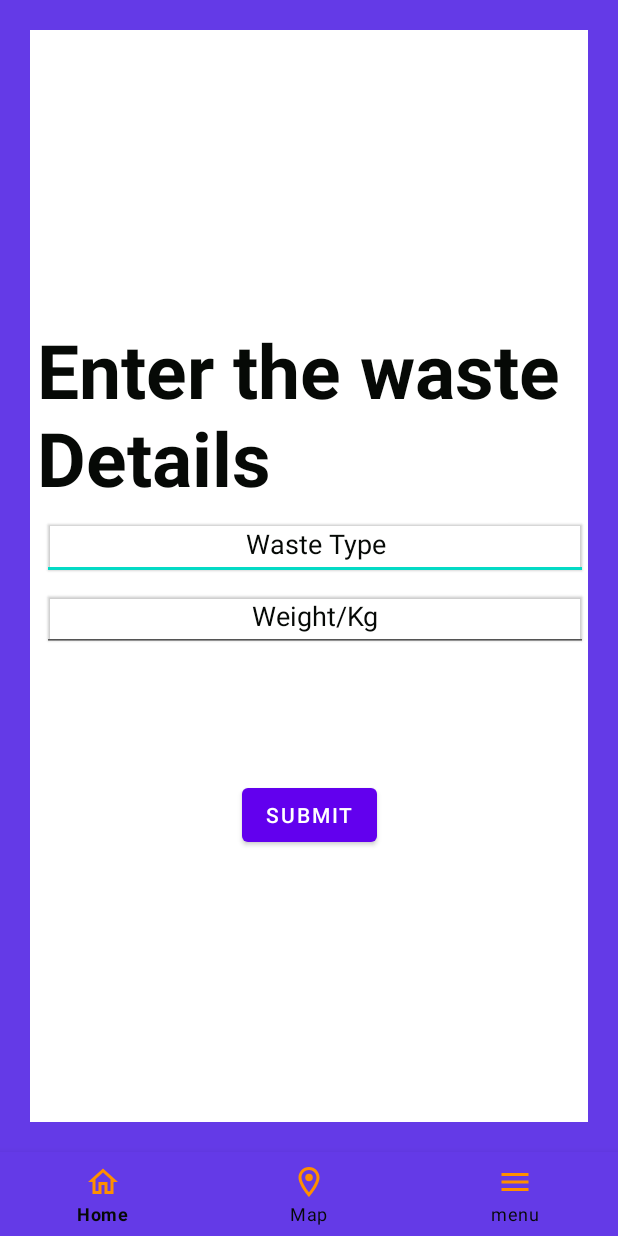
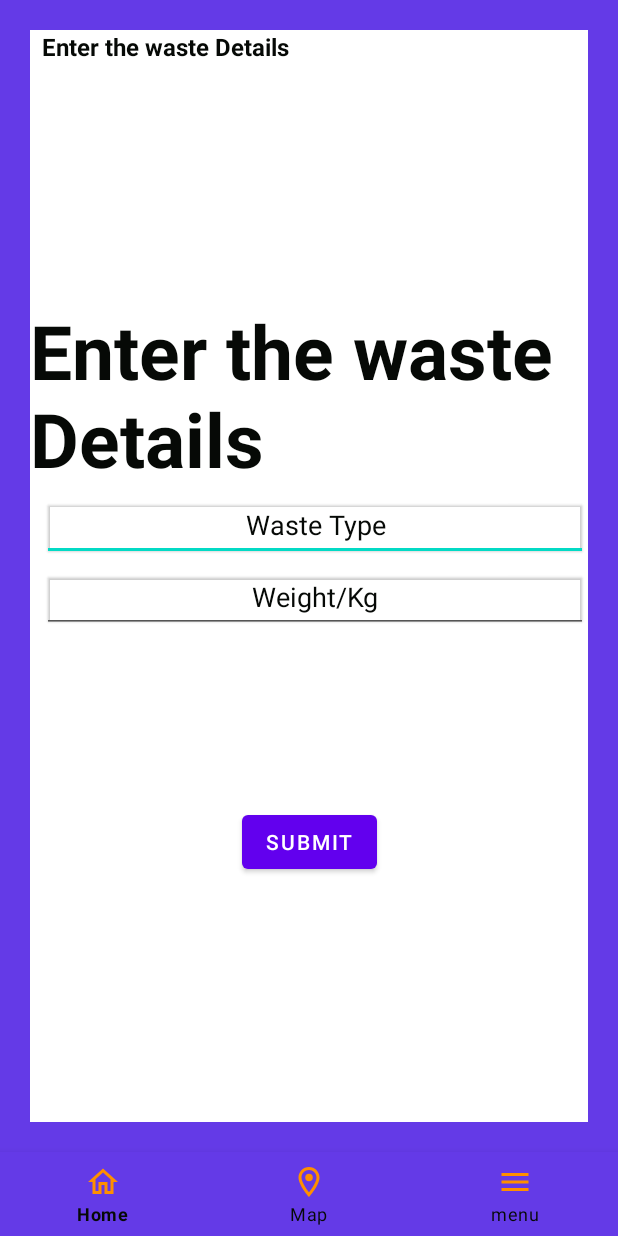
Before and after one commit to AnkushChauhan-10/Waste_Management, an Android app: the mainScreen screen opened directly, with no data from a screen before it, on a phone screen of 412 x 824 dp. Run offline under Robolectric (Android 15) with nearby library versions, the phone set to English and light mode, and no system bars; our stand-ins replace Firebase (no records; nobody signed in at launch, a user with empty details on screens opened directly); 1 statement that could not run was skipped.

Commit message:
commit 15

```diff
--- a/app/src/main/java/com/example/wastemanagement/SingUpActivity.kt
+++ b/app/src/main/java/com/example/wastemanagement/SingUpActivity.kt
@@ -46,7 +46,8 @@ class SingUpActivity : AppCompatActivity() {
                                 "phone_no" to phone_no,
                                 "address" to address,
                                 "email" to email,
-                                "password" to password
+                                "password" to password,
+                                "point" to 0
                             )
                             db = Firebase.firestore
                             db.collection("users")
--- a/app/src/main/java/com/example/wastemanagement/boardActivity.kt
+++ b/app/src/main/java/com/example/wastemanagement/boardActivity.kt
@@ -182,7 +182,6 @@ class boardActivity : AppCompatActivity(),OnMapReadyCallback {
     }
 
     private fun setMarks(){
-        var array = arrayListOf<Location>()
         dataBaseReference =
             FirebaseDatabase.getInstance("https://waste-b6bcb-default-rtdb.asia-southeast1.firebasedatabase.app/")
                 .getReference("usersLocation")
@@ -195,7 +194,8 @@ class boardActivity : AppCompatActivity(),OnMapReadyCallback {
                             var lat = l.latitude.toString()
                             var lng = l.longitude.toString()
                             var marker = LatLng(lat.toDouble(),lng.toDouble())
-                            var mar=MarkerOptions().position(marker).title("Truck")
+                            var title = userSnapshot.key.toString()
+                            var mar=MarkerOptions().position(marker).title(title)
                             mMap.addMarker(mar)
                             mMap.animateCamera(CameraUpdateFactory.newLatLngZoom(marker,15f))
                         }
--- a/app/src/main/java/com/example/wastemanagement/userLocation.kt
+++ b/app/src/main/java/com/example/wastemanagement/userLocation.kt
@@ -1,3 +1,3 @@
 package com.example.wastemanagement
 
-data class userLocation(val latitude:Double?=0.0,val longitude:Double?=0.0)
+data class userLocation(val latitude:Double?=0.0,val longitude:Double?=0.0,val type:String?=null,val weight:Float?=0f)
--- a/app/src/main/res/layout/activity_main_screen.xml
+++ b/app/src/main/res/layout/activity_main_screen.xml
@@ -35,22 +35,52 @@
             app:layout_constraintStart_toStartOf="parent"
             app:layout_constraintEnd_toEndOf="parent">
 
+            <LinearLayout
+                android:id="@+id/pointLayout"
+                android:layout_width="0dp"
+                android:layout_height="wrap_content"
+                android:orientation="horizontal"
+                app:layout_constraintEnd_toEndOf="parent"
+                app:layout_constraintHorizontal_bias="0.0"
+                app:layout_constraintStart_toStartOf="parent"
+                tools:layout_editor_absoluteY="86dp">
+
+                <TextView
+                    android:id="@+id/pointText"
+                    android:layout_width="wrap_content"
+                    android:layout_height="wrap_content"
+                    android:layout_marginStart="8dp"
+                    android:minHeight="48dp"
+                    android:text="Enter the waste Details"
+                    android:textColor="@color/custom_color_text_primary"
+                    android:textSize="16dp"
+                    android:textStyle="bold" />
+                <TextView
+                    android:id="@+id/point"
+                    android:layout_width="wrap_content"
+                    android:layout_height="wrap_content"
+                    android:inputType="number"
+                    android:textColor="@color/custom_color_text_primary"
+                    android:textSize="16dp"
+                    android:textStyle="bold"/>
+            </LinearLayout>
+
             <TextView
-                android:id="@+id/point"
+                android:id="@+id/text"
                 android:layout_width="wrap_content"
                 android:layout_height="wrap_content"
                 android:layout_marginStart="8dp"
+                android:layout_marginTop="132dp"
                 android:minHeight="48dp"
                 android:text="Enter the waste Details"
+                android:textColor="@color/custom_color_text_primary"
                 android:textSize="50dp"
                 android:textStyle="bold"
-                android:textColor="@color/custom_color_text_primary"
-                app:layout_constraintBottom_toBottomOf="parent"
-                app:layout_constraintEnd_toEndOf="parent"
-                app:layout_constraintHorizontal_bias="0.468"
-                app:layout_constraintStart_toStartOf="parent"
-                app:layout_constraintTop_toTopOf="parent"
-                app:layout_constraintVertical_bias="0.32" />
+                app:layout_constraintEnd_toEndOf="@id/pointLayout"
+                app:layout_constraintHorizontal_bias="1.0"
+                app:layout_constraintStart_toStartOf="@id/pointLayout"
+                app:layout_constraintTop_toBottomOf="@id/pointLayout" />
+
             <EditText
                 android:id="@+id/wasteType"
                 android:layout_width="match_parent"
@@ -60,11 +90,12 @@
                 android:textAlignment="center"
                 android:elevation="1dp"
                 android:hint="Waste Type"
+                android:inputType="textPersonName"
                 android:textColorHint="@color/custom_color_text_primary"
                 android:textColor="@color/custom_color_text_primary"
-                app:layout_constraintStart_toStartOf="@id/point"
-                app:layout_constraintTop_toBottomOf="@id/point"
-                app:layout_constraintEnd_toEndOf="@id/point"/>
+                app:layout_constraintStart_toStartOf="@id/text"
+                app:layout_constraintTop_toBottomOf="@id/text"
+                app:layout_constraintEnd_toEndOf="@id/text"/>
             <EditText
                 android:id="@+id/wasteWeight"
                 android:layout_width="match_parent"
@@ -86,11 +117,10 @@
                 android:text="Submit"
                 android:layout_width="wrap_content"
                 android:layout_height="wrap_content"
-                app:layout_constraintTop_toBottomOf="@id/point"
+                app:layout_constraintTop_toBottomOf="@id/wasteType"
                 app:layout_constraintEnd_toEndOf="parent"
                 app:layout_constraintStart_toStartOf="parent"
                 app:layout_constraintBottom_toBottomOf="parent"/>
-
         </androidx.constraintlayout.widget.ConstraintLayout>
     </androidx.constraintlayout.widget.ConstraintLayout>
     <com.google.android.material.navigation.NavigationView
```
Also changed, not shown: app/src/main/java/com/example/wastemanagement/mainScreen.kt (+24 -15 lines).
